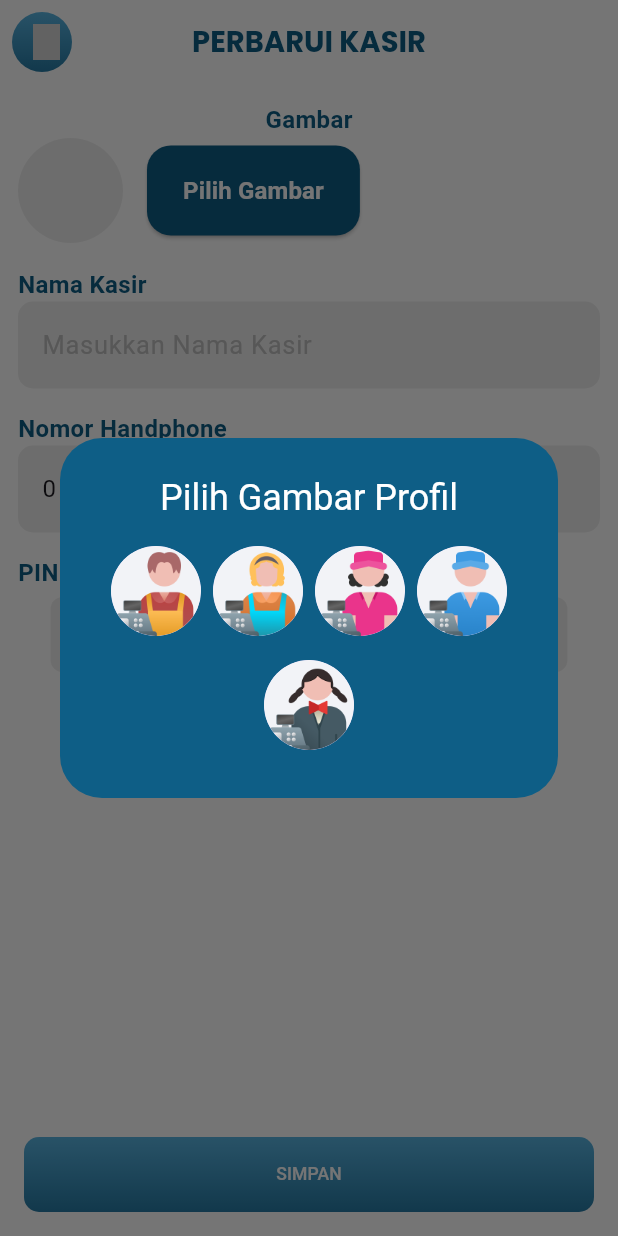
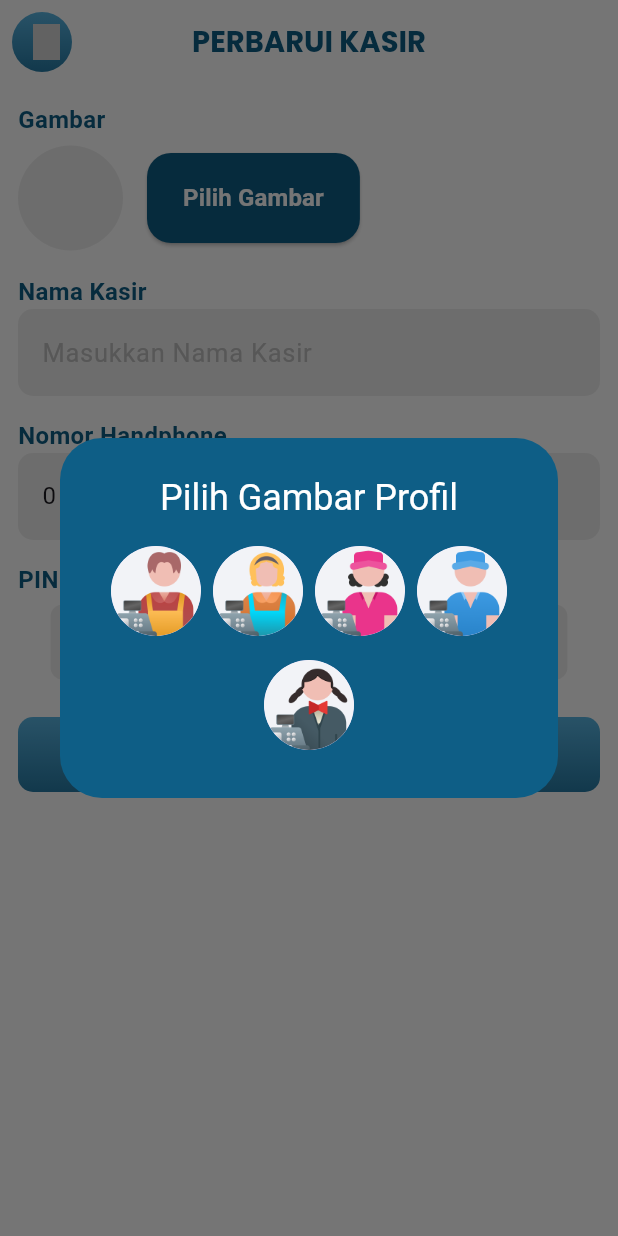
Before and after one commit to TEFA-SMAKZIE/lariskas_lite, a Flutter app: the UpdateCashierFromHome screen opened directly with empty values, after a tap on "Pilih Gambar", on a phone screen of 412 x 824 dp. Run offline on Flutter 3.47's test engine with Material 3 defaults, Android fonts, the light colour scheme and no system bars; our stand-ins replace cached_network_image, connectivity_plus, device_info_plus, dio, file_picker, fl_chart and 22 more; missing offline and left inert: esc_pos_utils_plus, excel, iconify_flutter, jwt_decode, qr_code_scanner_plus; accounts and stored records are empty; statements that could not run were skipped; project files that could hold a hidden picture were left out.

Commit message:
refactor: improve layout and readability in update cashier and home pages

```diff
--- a/lib/view/page/cashier/update_cashier_from_home_page.dart
+++ b/lib/view/page/cashier/update_cashier_from_home_page.dart
@@ -168,14 +168,18 @@ class _UpdateCashierFromHomeState extends State<UpdateCashierFromHome> {
           child: Column(
             mainAxisAlignment: MainAxisAlignment.start,
             children: [
+              Row(
+                children: [
                   Text(
                     "Gambar",
                     style: TextStyle(
-
                         fontWeight: FontWeight.w600,
                         color: primaryColor,
                         fontSize: 16),
                   ),
+                ],
+              ),
+              Gap(5),
               Row(
                 mainAxisAlignment: MainAxisAlignment.start,
                 children: [
@@ -191,8 +195,7 @@ class _UpdateCashierFromHomeState extends State<UpdateCashierFromHome> {
                               fit: BoxFit.cover,
                             )
                           : DecorationImage(
-                              image: AssetImage(
-                                  'assets/products/no-image.png'),
+                              image: AssetImage('assets/products/no-image.png'),
                               fit: BoxFit.cover,
                             ),
                     ),
@@ -241,8 +244,8 @@ class _UpdateCashierFromHomeState extends State<UpdateCashierFromHome> {
                           hintText: "Masukkan Nama Kasir",
                           prefixIcon: null,
                           readOnly: true,
-                          hintStyle: TextStyle(
-                              fontSize: 17, color: Colors.grey[400]),
+                          hintStyle:
+                              TextStyle(fontSize: 17, color: Colors.grey[400]),
                           controller: nameIsOwnerController,
                           maxLines: 1,
                           enabled: widget.cashier.cashierName != 'Owner',
@@ -253,8 +256,8 @@ class _UpdateCashierFromHomeState extends State<UpdateCashierFromHome> {
                           fillColor: Colors.grey[200],
                           hintText: "Masukkan Nama Kasir",
                           prefixIcon: null,
-                          hintStyle: TextStyle(
-                              fontSize: 17, color: Colors.grey[400]),
+                          hintStyle:
+                              TextStyle(fontSize: 17, color: Colors.grey[400]),
                           controller: nameController,
                           maxLines: 1,
                           enabled: widget.cashier.cashierName != 'Owner',
@@ -278,38 +281,37 @@ class _UpdateCashierFromHomeState extends State<UpdateCashierFromHome> {
                     hintText: "Masukkan Nomor Handphone",
                     prefixIcon: null,
                     controller: phoneController,
-                    hintStyle:
-                        TextStyle(fontSize: 17, color: Colors.grey[400]),
+                    hintStyle: TextStyle(fontSize: 17, color: Colors.grey[400]),
                     maxLines: 1,
                     keyboardType: TextInputType.number,
                     suffixIcon: null,
                   ),
                   Gap(15),
-                  Row(
-                    children: const [
+                  Row(children: [
                     Text(
                       "PIN",
+                      textAlign: TextAlign.start,
                       style: TextStyle(
                           fontWeight: FontWeight.w600,
                           color: primaryColor,
                           fontSize: 16),
                     ),
-                    ],
-                  ),
+                  ]),
                   PinInputWidget(
                     controllers: pinController,
                   ),
                 ],
               ),
+
+              Gap(20),
+
+              // Button dengan isPositioned: true agar tidak error
+              ExpensiveFloatingButton(
+                  isPositioned: true, onPressed: _updateCashier),
             ],
           ),
         ),
       ),
-      bottomNavigationBar: Padding(
-        padding: EdgeInsets.all(16.0),
-        child: ExpensiveFloatingButton(
-            left: 12, right: 12, onPressed: _updateCashier),
-      ),
     );
   }
 }
```
Also changed, not shown: lib/view/page/home/home.dart (+37 -37 lines). Lines whose indentation alone changed are shown as unchanged.
